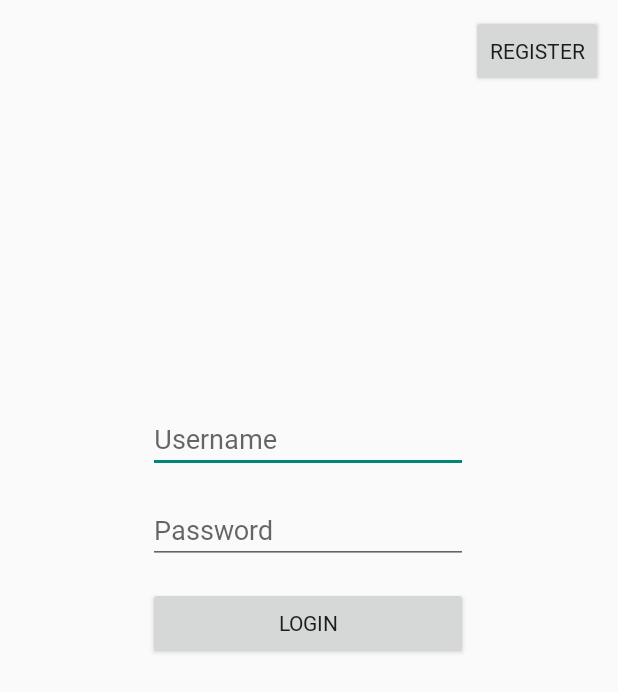
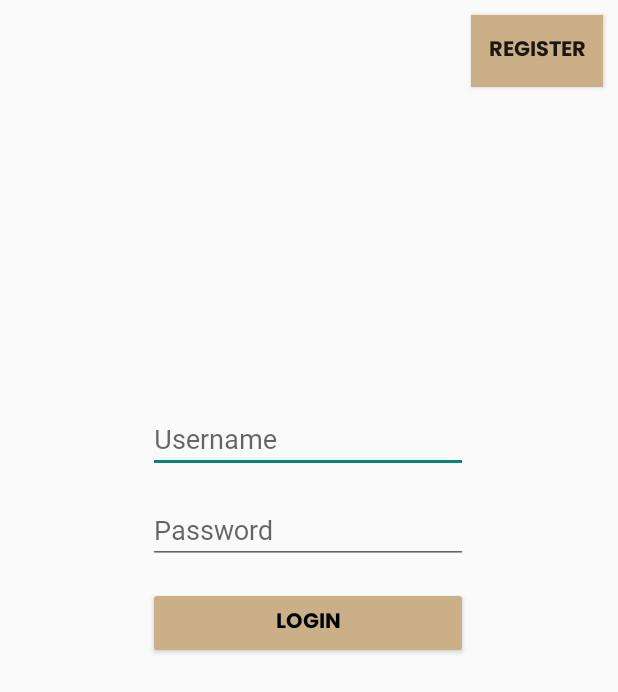
Before and after one commit to 4wl2d/MaoMe-mobile, an Android app: the screen it shows after launch (MainActivity), on a phone screen of 412 x 824 dp. Shown: the top 692 px of the screen. Run offline under Robolectric (Android 15) with nearby library versions, the phone set to English and light mode, and no system bars.

Commit message:
v0.3.6.2 buttons on login/register - updated

```diff
--- a/app/src/main/res/layout/fragment_login.xml
+++ b/app/src/main/res/layout/fragment_login.xml
@@ -41,8 +41,9 @@
         android:layout_height="wrap_content"
         android:layout_marginTop="10dp"
         android:layout_marginEnd="10dp"
+        android:background="@color/brown_main"
+        android:fontFamily="@font/poppins_bold"
         android:text="Register"
-        android:fontFamily="@font/inter"
         app:layout_constraintEnd_toEndOf="parent"
         app:layout_constraintTop_toTopOf="parent" />
 
@@ -51,8 +52,10 @@
         android:layout_width="0dp"
         android:layout_height="wrap_content"
         android:layout_marginTop="15dp"
+        android:backgroundTint="@color/brown_main"
+        android:fontFamily="@font/poppins_bold"
         android:text="Login"
-        android:fontFamily="@font/inter"
+        android:textColor="#000000"
         app:layout_constraintEnd_toEndOf="@+id/passwordLogin"
         app:layout_constraintStart_toStartOf="@+id/passwordLogin"
         app:layout_constraintTop_toBottomOf="@+id/passwordLogin" />
--- a/app/src/main/res/layout/fragment_register.xml
+++ b/app/src/main/res/layout/fragment_register.xml
@@ -50,8 +50,9 @@
         android:layout_height="wrap_content"
         android:layout_marginTop="10dp"
         android:layout_marginEnd="10dp"
+        android:backgroundTint="@color/brown_main"
         android:contentDescription="transite us to fragment_login"
-        android:fontFamily="@font/inter"
+        android:fontFamily="@font/poppins_bold"
         android:text="go back"
         app:layout_constraintEnd_toEndOf="parent"
         app:layout_constraintTop_toTopOf="parent" />
@@ -61,7 +62,8 @@
         android:layout_width="0dp"
         android:layout_height="wrap_content"
         android:layout_marginTop="15dp"
-        android:fontFamily="@font/inter"
+        android:background="@color/brown_main"
+        android:fontFamily="@font/poppins_bold"
         android:text="Register"
         android:visibility="gone"
         app:layout_constraintEnd_toEndOf="@+id/passwordRegister"
```
